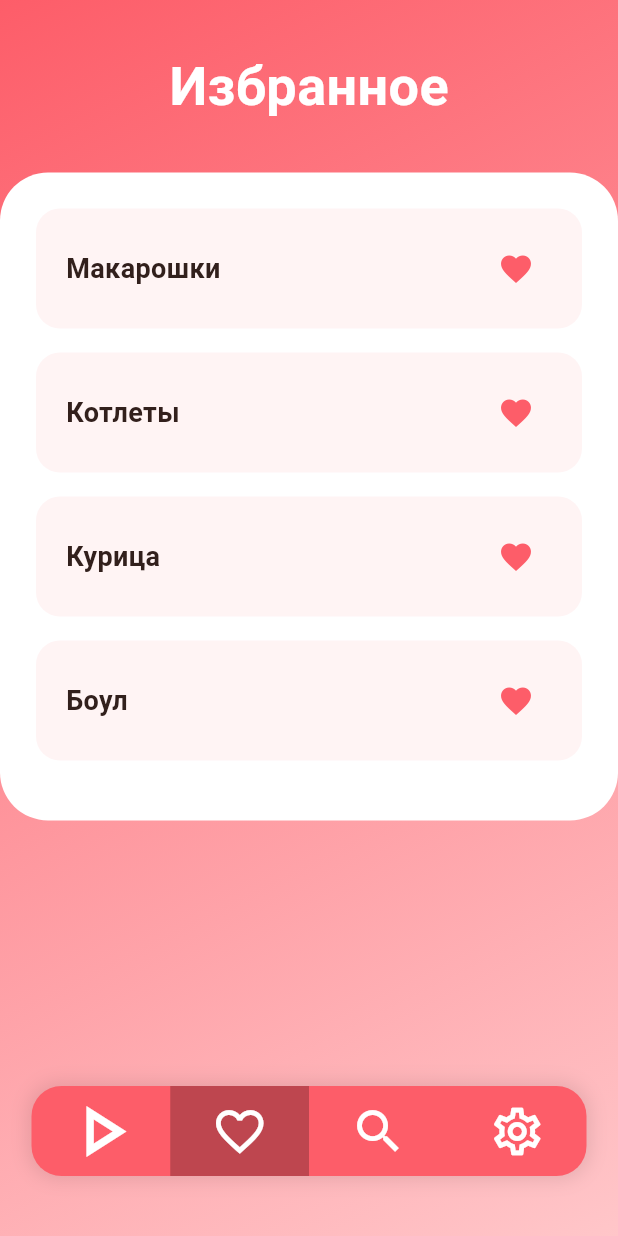
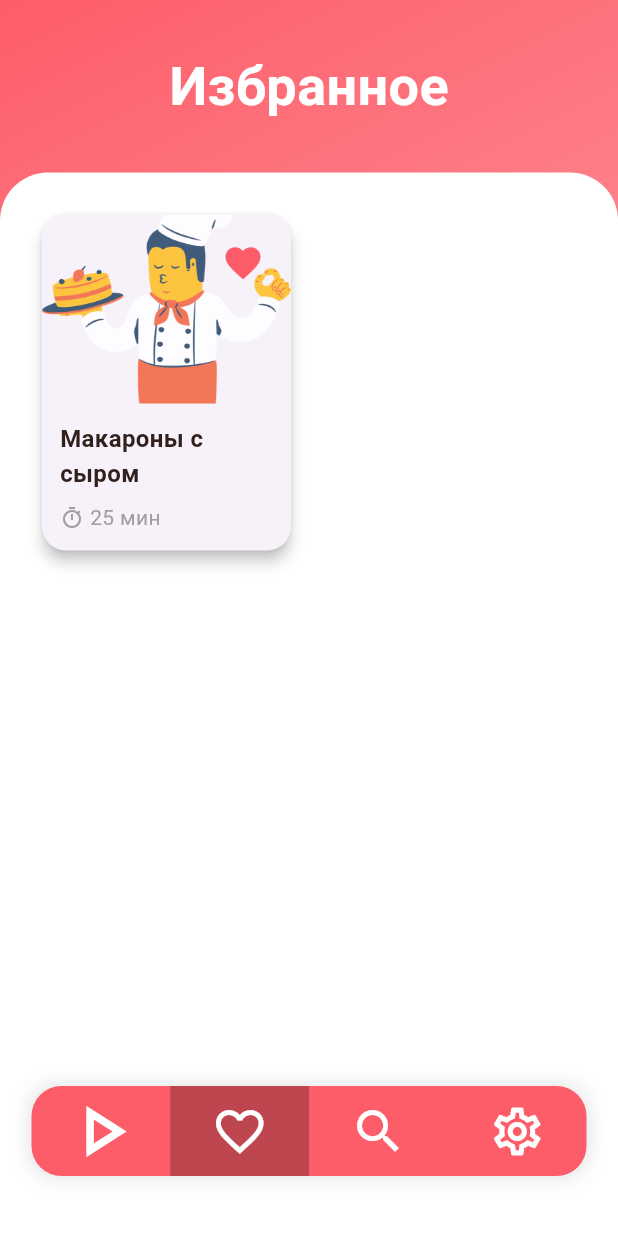
Before and after one commit to dattebayoooo/FoodForge, a Flutter app: the screen it shows after launch, item 2 of the bottom bar chosen, on a phone screen of 412 x 824 dp. Run offline on Flutter 3.47's test engine with Material 3 defaults, Android fonts, the light colour scheme and no system bars; our stand-ins replace google_fonts.

Commit message:
разбил assets на несколько файлов, добавил страницу рецепта

```diff
--- /dev/null
+++ b/lib/assets/app_icons.dart
@@ -0,0 +1,5 @@
+import 'package:flutter/material.dart';
+
+class AppIcons {
+  static const IconData cross = Icons.close_rounded;
+}
--- /dev/null
+++ b/lib/assets/app_images.dart
@@ -0,0 +1,5 @@
+
+
+class AppImages {
+  static const String cook = "assets/images/cook.png";
+}
--- a/lib/main.dart
+++ b/lib/main.dart
@@ -4,9 +4,7 @@ import 'package:food_forge/pages/favorites_page.dart';
 import 'package:food_forge/pages/search_page.dart';
 import 'package:food_forge/pages/settings_page.dart';
 
-void main() {
-  runApp(const MyApp());
-}
+void main() => runApp(const MyApp());
 
 class MyApp extends StatelessWidget {
   const MyApp({super.key});
@@ -17,6 +15,7 @@ class MyApp extends StatelessWidget {
       title: 'Food Forge',
       theme: ThemeData(
         primarySwatch: Colors.blue,
+        visualDensity: VisualDensity.adaptivePlatformDensity,
       ),
       home: const MainNavigator(),
       debugShowCheckedModeBanner: false,
@@ -34,40 +33,22 @@ class MainNavigator extends StatefulWidget {
 class _MainNavigatorState extends State<MainNavigator> {
   int _currentIndex = 0;
 
-  void _changePage(int index) {
-    setState(() {
-      _currentIndex = index;
-    });
+  void _changePage(int index) => setState(() => _currentIndex = index);
+
+  Widget _getCurrentPage() {
+    switch (_currentIndex) {
+      case 0: return HomePage(currentIndex: _currentIndex, onTabSelected: _changePage);
+      case 1: return FavoritesPage(currentIndex: _currentIndex, onTabSelected: _changePage);
+      case 2: return SearchPage(currentIndex: _currentIndex, onTabSelected: _changePage);
+      case 3: return SettingsPage(currentIndex: _currentIndex, onTabSelected: _changePage);
+      default: return HomePage(currentIndex: 0, onTabSelected: _changePage);
+    }
   }
 
   @override
-  Widget build(BuildContext context) {
-    switch (_currentIndex) {
-      case 0:
-        return HomePage(
-          currentIndex: _currentIndex,
-          onTabSelected: _changePage,
-        );
-      case 1:
-        return FavoritesPage(
-          currentIndex: _currentIndex,
-          onTabSelected: _changePage,
-        );
-      case 2:
-        return SearchPage(
-          currentIndex: _currentIndex,
-          onTabSelected: _changePage,
-        );
-      case 3:
-        return SettingsPage(
-          currentIndex: _currentIndex,
-          onTabSelected: _changePage,
-        );
-      default:
-        return HomePage(
-          currentIndex: 0,
-          onTabSelected: _changePage,
-        );
-    }
-  }
+Widget build(BuildContext context) {
+  return Scaffold(
+    body: _getCurrentPage(), // Без bottomNavigationBar здесь
+  );
 }
+}
--- a/lib/pages/favorites_page.dart
+++ b/lib/pages/favorites_page.dart
@@ -1,5 +1,6 @@
 import 'package:flutter/material.dart';
-import 'package:food_forge/assents.dart';
+import 'package:food_forge/assets/app_colors.dart';
+import 'package:food_forge/pages/recipe_details.dart';
 import 'package:food_forge/widgets/custom_bottom_bar.dart';
 import 'package:food_forge/widgets/gradient_background.dart';
 import 'package:google_fonts/google_fonts.dart';
@@ -19,12 +20,33 @@ class FavoritesPage extends StatefulWidget {
 }
 
 class _FavoritesPageState extends State<FavoritesPage> {
-  final List<String> _favorites = ['Макарошки', 'Котлеты', 'Курица', 'Боул'];
+  final List<Map<String, dynamic>> _favorites = [
+    {
+      'name': 'Макароны с сыром',
+      'image': 'assets/images/cook.png',
+      'time': '25 мин',
+      'ingredients': ['Макароны', 'Сыр', 'Молоко', 'Масло'],
+      'steps': ['Варите макароны', 'Приготовьте сырный соус', 'Смешайте'],
+    },
+    // ... другие рецепты
+  ];
 
   void _removeFavorite(int index) {
     setState(() {
       _favorites.removeAt(index);
+      ScaffoldMessenger.of(
+        context,
+      ).showSnackBar(SnackBar(content: Text('Рецепт удалён из избранного')));
     });
+  }
+
+  void _openRecipeDetails(Map<String, dynamic> recipe) {
+    Navigator.push(
+      context,
+      MaterialPageRoute(
+        builder: (context) => RecipeDetailsPage(recipe: recipe),
+      ),
+    );
   }
 
   @override
@@ -32,12 +54,8 @@ class _FavoritesPageState extends State<FavoritesPage> {
     return Scaffold(
       body: Stack(
         children: [
-          // Градиентный фон
-          GradientBackground(),
-
-          // Основной контент в белом блоке
+          const GradientBackground(),
           SafeArea(
-            child: SingleChildScrollView(
             child: Column(
               children: [
                 const SizedBox(height: 32),
@@ -50,57 +68,20 @@ class _FavoritesPageState extends State<FavoritesPage> {
                   ),
                 ),
                 const SizedBox(height: 32),
-                  Container(
-                    padding: const EdgeInsets.all(24),
-                    decoration: BoxDecoration(
+                Expanded(
+                  child: Container(
+                    decoration: const BoxDecoration(
                       color: Colors.white,
-                      borderRadius: BorderRadius.circular(32),
-                    ),
-                    child: Column(
-                      children:
-                          _favorites.asMap().entries.map((entry) {
-                            final index = entry.key;
-                            final item = entry.value;
-                            return Container(
-                              margin: const EdgeInsets.only(bottom: 16),
-                              padding: const EdgeInsets.symmetric(
-                                horizontal: 20,
-                                vertical: 16,
-                              ),
-                              decoration: BoxDecoration(
-                                color: AppColor.pink.withOpacity(0.2),
-                                borderRadius: BorderRadius.circular(16),
-                              ),
-                              child: Row(
-                                mainAxisAlignment:
-                                    MainAxisAlignment.spaceBetween,
-                                children: [
-                                  Text(
-                                    item,
-                                    style: GoogleFonts.montserratAlternates(
-                                      fontSize: 18,
-                                      fontWeight: FontWeight.w600,
-                                      color: AppColor.brown,
+                      borderRadius: BorderRadius.vertical(
+                        top: Radius.circular(32),
                       ),
                     ),
-                                  IconButton(
-                                    icon: const Icon(Icons.favorite, size: 24),
-                                    color: AppColor.intensepink,
-                                    onPressed: () => _removeFavorite(index),
+                    child: _buildContent(),
+                  ),
                 ),
               ],
             ),
-                            );
-                          }).toList(),
           ),
-                  ),
-                  const SizedBox(height: 100), // Отступ для BottomBar
-                ],
-              ),
-            ),
-          ),
-
-          // BottomBar
           Positioned(
             bottom: 40,
             left: 5,
@@ -114,4 +95,131 @@ class _FavoritesPageState extends State<FavoritesPage> {
       ),
     );
   }
+
+  Widget _buildContent() {
+    if (_favorites.isEmpty) {
+      return _buildEmptyState();
     }
+    return _buildRecipesGrid();
+  }
+
+  Widget _buildEmptyState() {
+    return Center(
+      child: Column(
+        mainAxisAlignment: MainAxisAlignment.center,
+        children: [
+          Icon(Icons.favorite_border, size: 50, color: AppColor.pink),
+          const SizedBox(height: 16),
+          Text(
+            "Добавьте рецепты в избранное",
+            style: GoogleFonts.montserratAlternates(
+              fontSize: 18,
+              color: AppColor.brown,
+            ),
+          ),
+        ],
+      ),
+    );
+  }
+
+  Widget _buildRecipesGrid() {
+    return GridView.builder(
+      padding: const EdgeInsets.all(24),
+      gridDelegate: const SliverGridDelegateWithFixedCrossAxisCount(
+        crossAxisCount: 2,
+        crossAxisSpacing: 16,
+        mainAxisSpacing: 16,
+        childAspectRatio: 0.75,
+      ),
+      itemCount: _favorites.length,
+      itemBuilder:
+          (context, index) => _buildRecipeCard(_favorites[index], index),
+    );
+  }
+
+  Widget _buildRecipeCard(Map<String, dynamic> recipe, int index) {
+    return Dismissible(
+      key: Key(recipe['name']),
+      direction: DismissDirection.endToStart,
+      background: Container(
+        alignment: Alignment.centerRight,
+        padding: const EdgeInsets.only(right: 20),
+        color: Colors.red,
+        child: const Icon(Icons.delete, color: Colors.white, size: 30),
+      ),
+      onDismissed: (direction) => _removeFavorite(index),
+      child: GestureDetector(
+        onTap: () => _openRecipeDetails(recipe),
+        child: Card(
+          elevation: 4,
+          shape: RoundedRectangleBorder(
+            borderRadius: BorderRadius.circular(16),
+          ),
+          child: Stack(
+            children: [
+              Column(
+                crossAxisAlignment: CrossAxisAlignment.stretch,
+                children: [
+                  Expanded(
+                    child: ClipRRect(
+                      borderRadius: const BorderRadius.vertical(
+                        top: Radius.circular(16),
+                      ),
+                      child: Image.asset(recipe['image'], fit: BoxFit.cover),
+                    ),
+                  ),
+                  Padding(
+                    padding: const EdgeInsets.all(12),
+                    child: Column(
+                      crossAxisAlignment: CrossAxisAlignment.start,
+                      children: [
+                        Text(
+                          recipe['name'],
+                          style: GoogleFonts.montserratAlternates(
+                            fontSize: 16,
+                            fontWeight: FontWeight.bold,
+                            color: AppColor.brown,
+                          ),
+                        ),
+                        const SizedBox(height: 8),
+                        Row(
+                          children: [
+                            const Icon(
+                              Icons.timer_outlined,
+                              size: 16,
+                              color: Colors.grey,
+                            ),
+                            const SizedBox(width: 4),
+                            Text(
+                              recipe['time'],
+                              style: const TextStyle(
+                                fontSize: 14,
+                                color: Colors.grey,
+                              ),
+                            ),
+                          ],
+                        ),
+                      ],
+                    ),
+                  ),
+                ],
+              ),
+              Positioned(
+                top: 8,
+                right: 8,
+                child: IconButton(
+                  icon: const Icon(
+                    Icons.favorite,
+                    color: AppColor.intensepink,
+                    size: 28,
+                  ),
+                  onPressed: () => _removeFavorite(index),
+                ),
+              ),
+            ],
+          ),
+        ),
+      ),
+    );
+  }
+}
--- a/lib/pages/search_page.dart
+++ b/lib/pages/search_page.dart
@@ -1,5 +1,5 @@
 import 'package:flutter/material.dart';
-import 'package:food_forge/assents.dart';
+import 'package:food_forge/assets/app_colors.dart';
 import 'package:food_forge/widgets/custom_bottom_bar.dart';
 import 'package:food_forge/widgets/gradient_background.dart';
 import 'package:food_forge/widgets/product_section.dart';
@@ -95,7 +95,6 @@ class _SearchPageState extends State<SearchPage> {
                   ),
                   const SizedBox(height: 32),
                   Container(
-
                     padding: const EdgeInsets.all(24),
                     decoration: BoxDecoration(
                       color: Colors.white,
@@ -103,8 +102,6 @@ class _SearchPageState extends State<SearchPage> {
                     ),
                     child: Column(
                       children: [
-
-
                         // Поле поиска
                         SearchFields(
                           placeholder: "Укажите продукты или название блюда",
--- a/lib/widgets/custom_bottom_bar.dart
+++ b/lib/widgets/custom_bottom_bar.dart
@@ -1,5 +1,5 @@
 import 'package:flutter/material.dart';
-import 'package:food_forge/assents.dart';
+import 'package:food_forge/assets/app_colors.dart';
 
 class CustomBottomBar extends StatelessWidget {
   final int selectedIndex;
--- a/lib/widgets/gradient_background.dart
+++ b/lib/widgets/gradient_background.dart
@@ -1,12 +1,8 @@
 import 'package:flutter/material.dart';
-import 'package:food_forge/assents.dart';
+import 'package:food_forge/assets/app_colors.dart';
 
 class GradientBackground extends StatelessWidget {
-
-
-  const GradientBackground({
-    super.key,
-  });
+  const GradientBackground({super.key});
 
   @override
   Widget build(BuildContext context) {
--- a/lib/widgets/search_fields.dart
+++ b/lib/widgets/search_fields.dart
@@ -1,5 +1,6 @@
 import 'package:flutter/material.dart';
-import 'package:food_forge/assents.dart';
+
+import 'package:food_forge/assets/app_colors.dart';
 import 'package:google_fonts/google_fonts.dart';
 
 class SearchFields extends StatelessWidget {
--- a/pubspec.yaml
+++ b/pubspec.yaml
@@ -31,7 +31,8 @@ dependencies:
   flutter:
     sdk: flutter
   google_fonts: ^6.2.1
-
+  cached_network_image: ^3.2.3
+  flutter_animate: ^4.1.1+1
   # The following adds the Cupertino Icons font to your application.
   # Use with the CupertinoIcons class for iOS style icons.
   cupertino_icons: ^1.0.8
```
Also changed, not shown: lib/assets/app_colors.dart (renamed from lib/assents.dart, +0 -8 lines), lib/pages/home_page.dart (+16 -7 lines), lib/pages/recipe_details.dart (added, +124 -0 lines), lib/widgets/product_section.dart (+6 -3 lines), assets/images/pasta.png (added), lib/pages/settings_page.dart (line endings or trailing spaces), pubspec.lock. Lines whose indentation alone changed are shown as unchanged.
